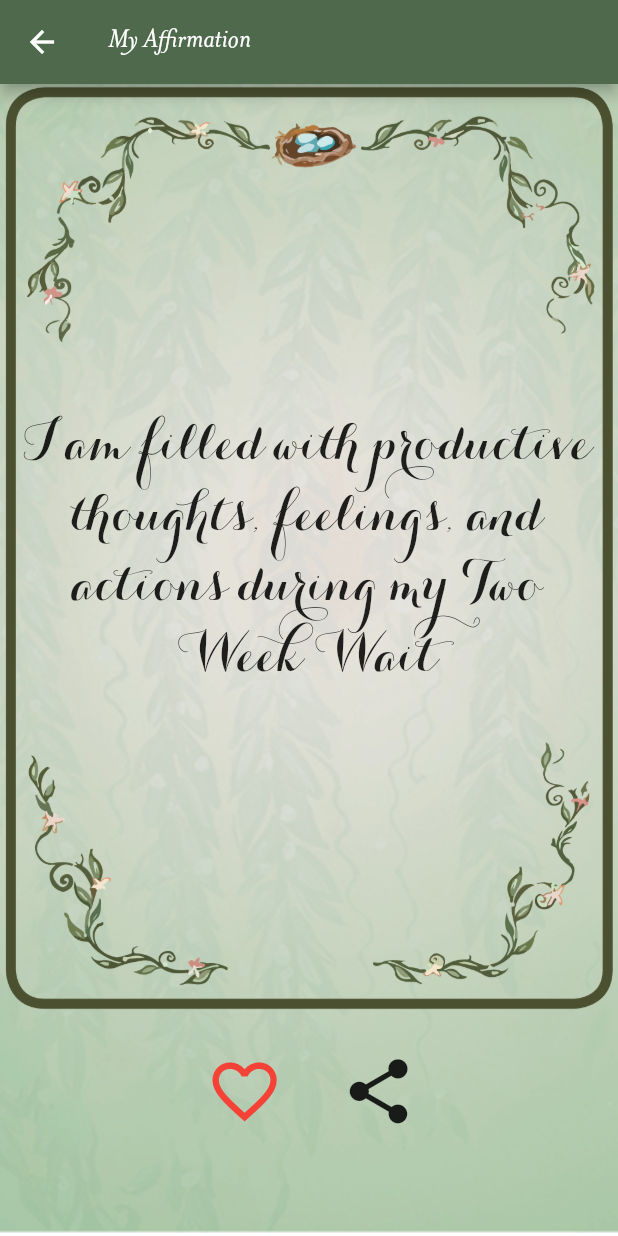
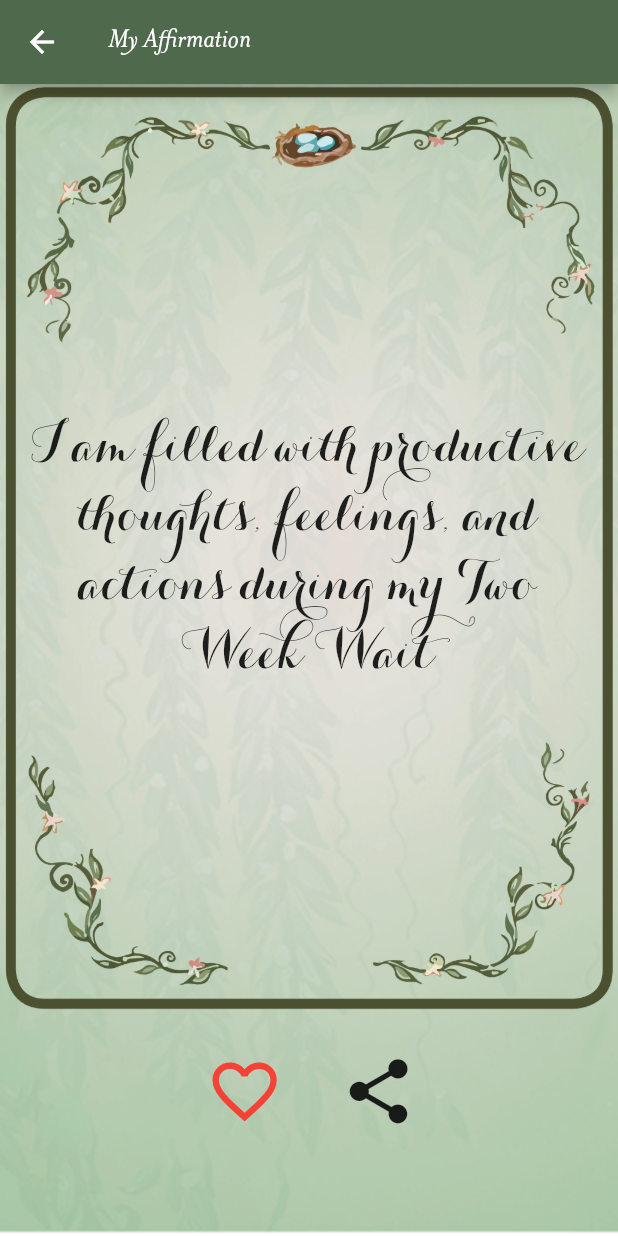
Before and after one commit to CIE-media-team/fertileaffirmations-flutter, a Flutter app: the MyCardRandom screen opened directly, on a phone screen of 412 x 824 dp. Run offline on Flutter 3.47's test engine with Material 2 defaults, Android fonts, the phone set to English and light mode, and no system bars; drawn by our look-alikes of auto_size_text, flip_card; our stand-ins replace flutter_local_notifications, fluttertoast, share, shared_preferences; accounts and stored records are empty.

Commit message:
some card numbers

```diff
--- a/lib/card-screen-random.dart
+++ b/lib/card-screen-random.dart
@@ -79,9 +79,11 @@ class _MyCard extends State<MyCardRandom> {
                             image: AssetImage('assets/images/cardblank.png'),
                           )),
                           child: Center(
-                            child: Container(
+                            child: Stack(
+                              children: <Widget>[
+                              Container(
                             width:((MediaQuery.of(context).size.height / 4) *
-                                        3) * 0.63,
+                                        3) * 0.60,
                                   child: AutoSizeText(getCard().cardText,
                                       minFontSize: 20,
                                       maxFontSize: 40,
@@ -90,7 +92,16 @@ class _MyCard extends State<MyCardRandom> {
                                           fontFamily: "new",
                                           fontSize: 40,
                                           height: 1.3),
-                                      textAlign: TextAlign.center)))),
+                                      textAlign: TextAlign.center)),
+                                      // Positioned(
+                                      //           left: (((MediaQuery.of(context).size.height / 4) * 3) * 0.60) /2 + 5,
+                                      //           bottom: 30.0,
+                                      //           child: AutoSizeText(widget.cards[position].cardID,
+                                      //           minFontSize: 20,
+                                      //         maxFontSize: 40,
+                                      //           style: TextStyle(fontFamily: "new"),),
+                                      //         ),
+                                              ]))),
                       front: Container(
                           height: (MediaQuery.of(context).size.height / 4) * 3,
                           decoration: BoxDecoration(
```
Also changed, not shown: lib/card-screen.dart (+27 -31 lines), lib/collection-screen.dart (+11 -2 lines).
